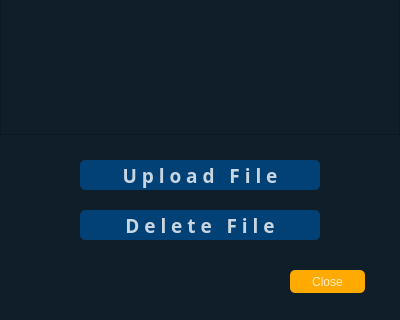
This is ui/dbupload.ui in cach007/face_findeer as Qt 5 draws it before an edit; both pictures show x 0 to 400 and y 280 to 600 of the 400 by 600 pixel window. The edited form follows.
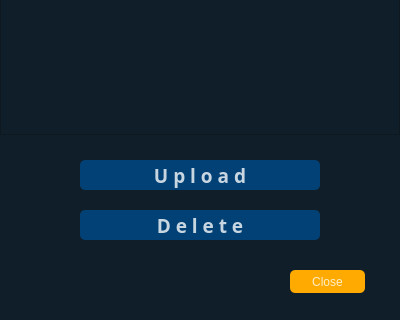
This is the edited form. Icons and pictures are not drawn.

Diff of the .ui file:
```diff
--- a/ui/dbupload.ui
+++ b/ui/dbupload.ui
@@ -66,7 +66,17 @@
 </string>
     </property>
     <property name="text">
-     <string>U p l o a d   F i l e</string>
+     <string>U p l o a d</string>
+    </property>
+    <property name="icon">
+     <iconset resource="../img/img.qrc">
+      <normaloff>:/newPrefix/upload.png</normaloff>:/newPrefix/upload.png</iconset>
+    </property>
+    <property name="iconSize">
+     <size>
+      <width>30</width>
+      <height>30</height>
+     </size>
     </property>
    </widget>
    <widget class="QPushButton" name="pushButton_2">
@@ -200,7 +210,17 @@
 </string>
     </property>
     <property name="text">
-     <string>D e l e t e   F i l e</string>
+     <string>D e l e t e</string>
+    </property>
+    <property name="icon">
+     <iconset resource="../img/img.qrc">
+      <normaloff>:/newPrefix/remove-user.png</normaloff>:/newPrefix/remove-user.png</iconset>
+    </property>
+    <property name="iconSize">
+     <size>
+      <width>30</width>
+      <height>30</height>
+     </size>
     </property>
    </widget>
    <widget class="QPushButton" name="pushButton_5">
```
Left out of the diff: 14 changed lines with no effect on the pictures.
